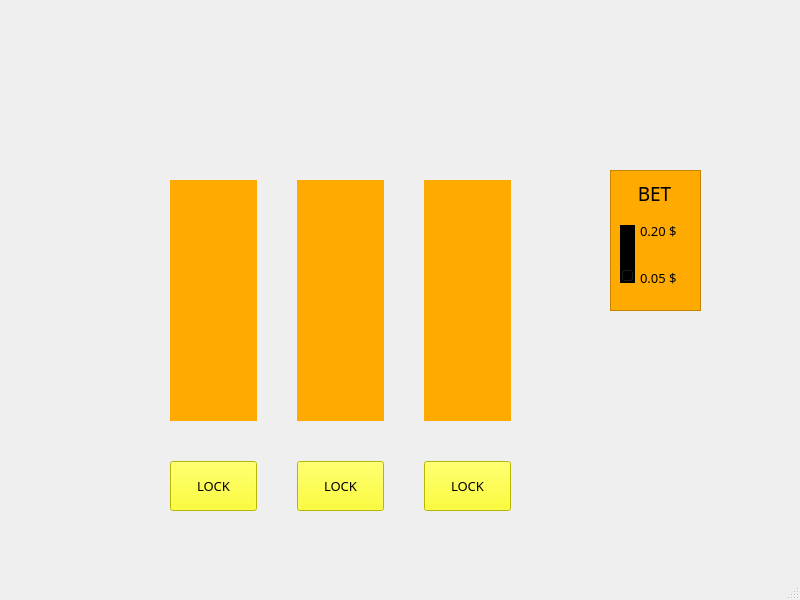
This is student/11/slots/main_window.ui in juhvv/programming2-2018 as Qt 5 draws it before an edit. The edited form follows.
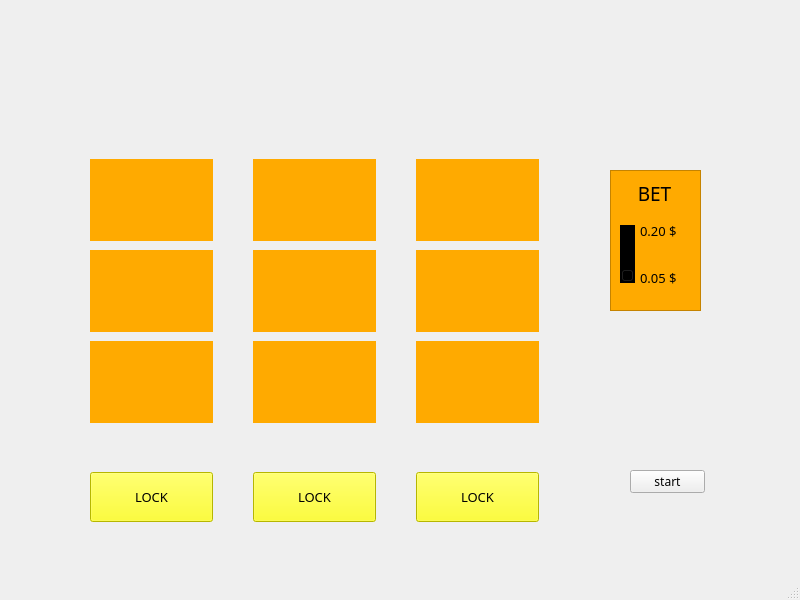
This is the edited form. Icons and pictures are not drawn.

```diff
--- a/student/11/slots/main_window.ui
+++ b/student/11/slots/main_window.ui
@@ -35,10 +35,10 @@
    <widget class="QWidget" name="gridLayoutWidget">
     <property name="geometry">
      <rect>
-      <x>150</x>
-      <y>170</y>
-      <width>381</width>
-      <height>351</height>
+      <x>70</x>
+      <y>140</y>
+      <width>491</width>
+      <height>401</height>
      </rect>
     </property>
     <layout class="QGridLayout" name="reelGrid">
@@ -65,6 +65,12 @@
      </property>
      <item row="0" column="1">
       <widget class="QLabel" name="reel2_lab1">
+       <property name="maximumSize">
+        <size>
+         <width>123</width>
+         <height>82</height>
+        </size>
+       </property>
        <property name="text">
         <string/>
        </property>
@@ -122,6 +128,12 @@
      </item>
      <item row="0" column="0">
       <widget class="QLabel" name="reel1_lab1">
+       <property name="maximumSize">
+        <size>
+         <width>123</width>
+         <height>82</height>
+        </size>
+       </property>
        <property name="text">
         <string/>
        </property>
@@ -129,6 +141,12 @@
      </item>
      <item row="1" column="1">
       <widget class="QLabel" name="reel2_lab2">
+       <property name="maximumSize">
+        <size>
+         <width>123</width>
+         <height>82</height>
+        </size>
+       </property>
        <property name="text">
         <string/>
        </property>
@@ -136,6 +154,12 @@
      </item>
      <item row="1" column="2">
       <widget class="QLabel" name="reel3_lab2">
+       <property name="maximumSize">
+        <size>
+         <width>123</width>
+         <height>82</height>
+        </size>
+       </property>
        <property name="text">
         <string/>
        </property>
@@ -143,6 +167,12 @@
      </item>
      <item row="2" column="0">
       <widget class="QLabel" name="reel1_lab3">
+       <property name="maximumSize">
+        <size>
+         <width>123</width>
+         <height>82</height>
+        </size>
+       </property>
        <property name="text">
         <string/>
        </property>
@@ -150,6 +180,12 @@
      </item>
      <item row="1" column="0">
       <widget class="QLabel" name="reel1_lab2">
+       <property name="maximumSize">
+        <size>
+         <width>123</width>
+         <height>82</height>
+        </size>
+       </property>
        <property name="text">
         <string/>
        </property>
@@ -157,6 +193,12 @@
      </item>
      <item row="2" column="1">
       <widget class="QLabel" name="reel2_lab3">
+       <property name="maximumSize">
+        <size>
+         <width>123</width>
+         <height>82</height>
+        </size>
+       </property>
        <property name="text">
         <string/>
        </property>
@@ -164,6 +206,12 @@
      </item>
      <item row="2" column="2">
       <widget class="QLabel" name="reel3_lab3">
+       <property name="maximumSize">
+        <size>
+         <width>123</width>
+         <height>82</height>
+        </size>
+       </property>
        <property name="text">
         <string/>
        </property>
@@ -171,6 +219,12 @@
      </item>
      <item row="0" column="2">
       <widget class="QLabel" name="reel3_lab1">
+       <property name="maximumSize">
+        <size>
+         <width>123</width>
+         <height>82</height>
+        </size>
+       </property>
        <property name="text">
         <string/>
        </property>
@@ -688,6 +742,19 @@
      </layout>
     </widget>
    </widget>
+   <widget class="QPushButton" name="btn_start">
+    <property name="geometry">
+     <rect>
+      <x>630</x>
+      <y>470</y>
+      <width>75</width>
+      <height>23</height>
+     </rect>
+    </property>
+    <property name="text">
+     <string>start</string>
+    </property>
+   </widget>
   </widget>
   <widget class="QStatusBar" name="statusbar"/>
  </widget>
```
Left out of the diff: 32 changed lines with no effect on the pictures.
